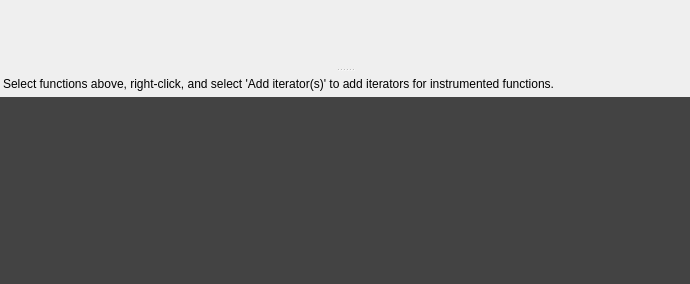
Before: the Qt Designer form src/OrbitQt/orbitlivefunctions.ui in google/orbit, drawn with Qt 5.
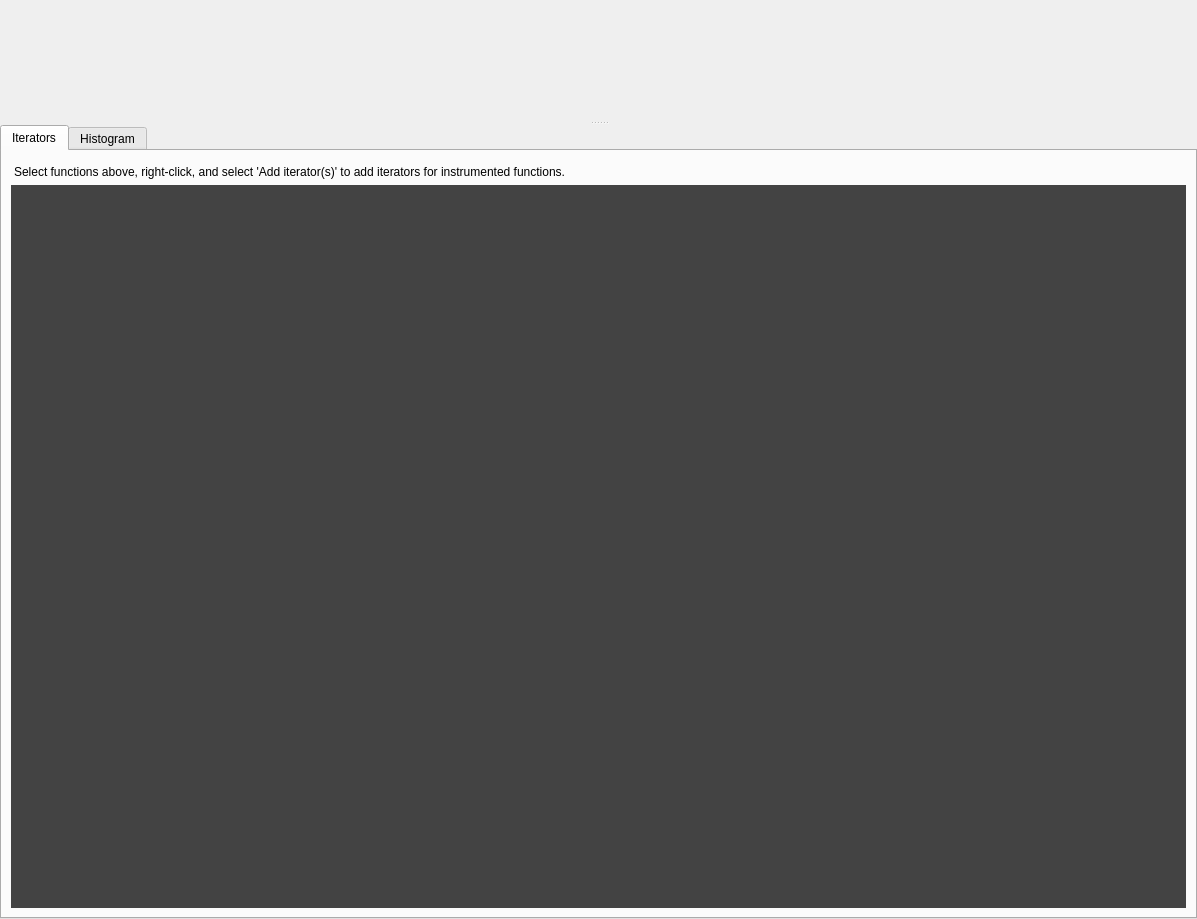
After: the same form once the commit is applied. The open tabs and pages were chosen to show the change. Custom widgets are drawn as their Qt base class.

Commit message:
Add histogram visualization for hooked functions
This adds a new tab at the bottom-right of the Live view.

Test: manually profiling OrbitTest

What changed in the file:
```diff
--- a/src/OrbitQt/orbitlivefunctions.ui
+++ b/src/OrbitQt/orbitlivefunctions.ui
@@ -6,8 +6,8 @@
    <rect>
     <x>0</x>
     <y>0</y>
-    <width>690</width>
-    <height>284</height>
+    <width>1197</width>
+    <height>919</height>
    </rect>
   </property>
   <property name="sizePolicy">
@@ -45,7 +45,14 @@
        </sizepolicy>
       </property>
      </widget>
-     <widget class="QWidget" name="verticalLayoutWidget">
+     <widget class="QTabWidget" name="tabWidget">
+      <property name="currentIndex">
+       <number>1</number>
+      </property>
+      <widget class="QWidget" name="iterators_tab">
+       <attribute name="title">
+        <string>Iterators</string>
+       </attribute>
       <layout class="QVBoxLayout" name="verticalLayout_3">
        <item>
         <widget class="QLabel" name="instructionsLabel">
@@ -81,8 +88,8 @@
            <rect>
             <x>0</x>
             <y>0</y>
-            <width>688</width>
-            <height>187</height>
+             <width>685</width>
+             <height>28</height>
            </rect>
           </property>
           <property name="autoFillBackground">
@@ -114,10 +121,13 @@
              <property name="orientation">
               <enum>Qt::Vertical</enum>
              </property>
+              <property name="sizeType">
+               <enum>QSizePolicy::Expanding</enum>
+              </property>
              <property name="sizeHint" stdset="0">
               <size>
-               <width>20</width>
-               <height>40</height>
+                <width>685</width>
+                <height>124</height>
               </size>
              </property>
             </spacer>
@@ -128,6 +138,17 @@
        </item>
       </layout>
      </widget>
+      <widget class="QWidget" name="histogram_tab">
+       <attribute name="title">
+        <string>Histogram</string>
+       </attribute>
+       <layout class="QVBoxLayout" name="verticalLayout_5">
+        <item>
+         <widget class="OrbitHistogram" name="histogram_widget" native="true"/>
+        </item>
+       </layout>
+      </widget>
+     </widget>
     </widget>
    </item>
   </layout>
@@ -138,6 +159,12 @@
    <extends>QWidget</extends>
    <header>orbitdataviewpanel.h</header>
   </customwidget>
+  <customwidget>
+   <class>OrbitHistogram</class>
+   <extends>QWidget</extends>
+   <header>orbithistogram.h</header>
+   <container>1</container>
+  </customwidget>
  </customwidgets>
  <resources/>
  <connections/>
```
Lines whose indentation alone changed are shown as unchanged. The commit also changes 13 other files.
